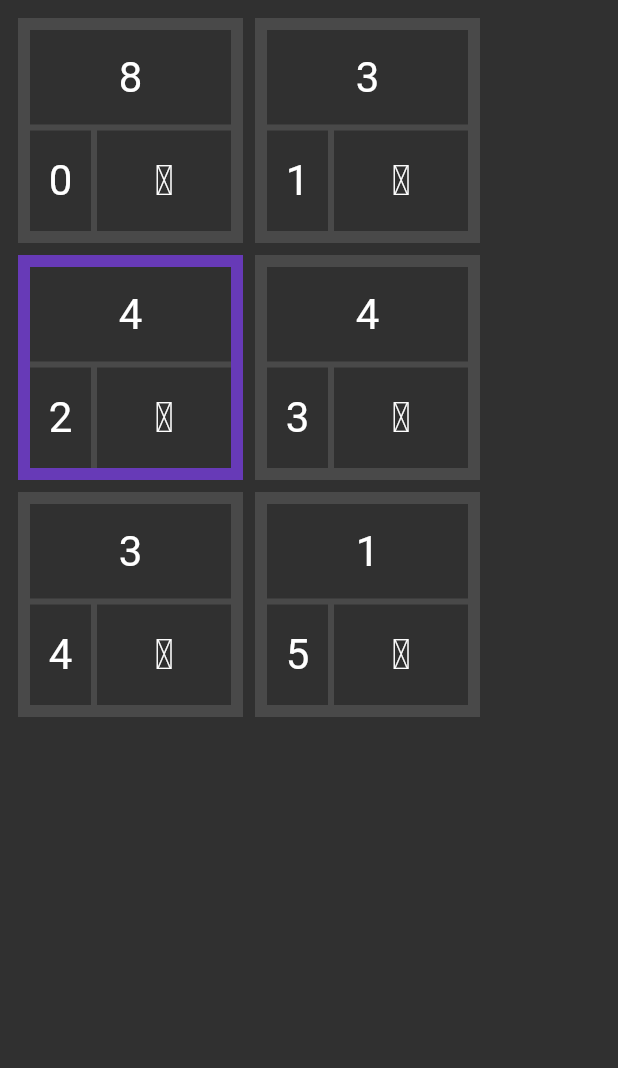
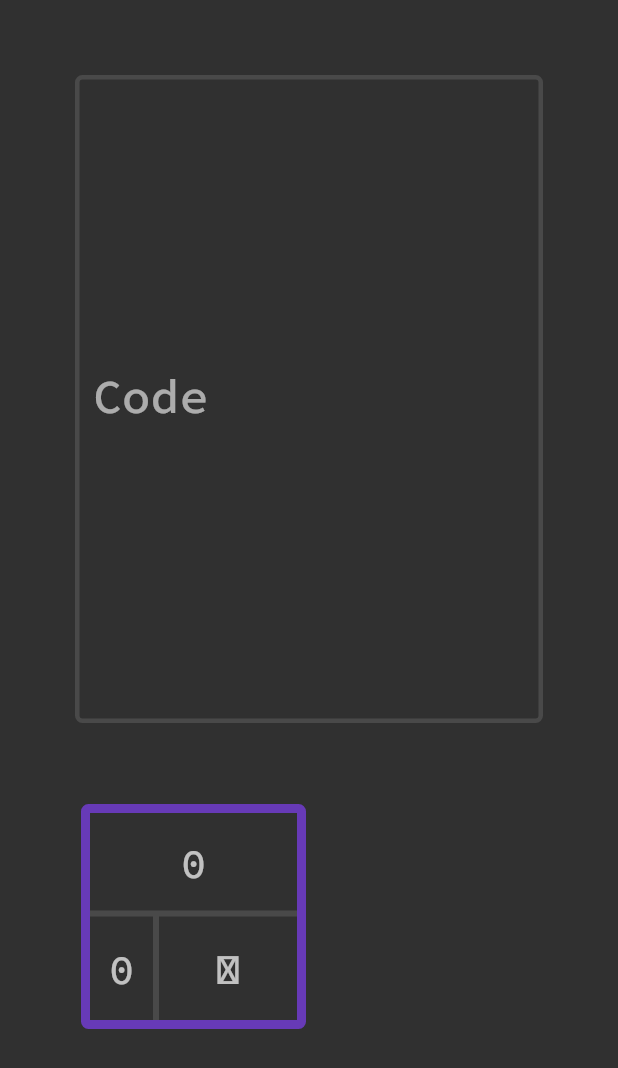
Before and after one commit to Berke-Ates/brainbug, a Flutter app: the screen it shows after launch, on a phone screen of 412 x 824 dp. Shown: the top 1068 px of the screen. Run offline on Flutter 3.47's test engine with Material 2 defaults, Android fonts, the light colour scheme and no system bars.

Commit message:
implemented basic integration

```diff
--- /dev/null
+++ b/lib/editor.dart
@@ -0,0 +1,72 @@
+import 'package:brainbug/interpreter.dart';
+import 'package:flutter/material.dart';
+
+class Editor extends StatelessWidget {
+  final Interpreter interpreter;
+  final EditorController controller;
+
+  const Editor(this.interpreter, {required this.controller});
+
+  @override
+  Widget build(BuildContext context) {
+    return TextField(
+      cursorColor: Theme.of(context).textTheme.bodyMedium!.color,
+      maxLines: null,
+      minLines: 10,
+      controller: controller,
+      onChanged: (String? s) {
+        if (s != null) {
+          interpreter.code = controller.text;
+          interpreter.reset();
+          interpreter.analyze();
+        }
+      },
+      decoration: InputDecoration(
+        isDense: true,
+        focusedBorder: OutlineInputBorder(
+          borderRadius: BorderRadius.circular(5),
+          borderSide: BorderSide(
+            color: Theme.of(context).dividerColor,
+            width: 3,
+          ),
+        ),
+        enabledBorder: OutlineInputBorder(
+          borderRadius: BorderRadius.circular(5),
+          borderSide: BorderSide(
+            color: Theme.of(context).dividerColor,
+            width: 3,
+          ),
+        ),
+        floatingLabelStyle: Theme.of(context).textTheme.labelMedium,
+        labelText: 'Code',
+      ),
+    );
+  }
+}
+
+class EditorController extends TextEditingController {
+  int mark = 0;
+
+  @override
+  TextSpan buildTextSpan({
+    required BuildContext context,
+    TextStyle? style,
+    required bool withComposing,
+  }) {
+    return TextSpan(
+      style: style,
+      children: mark < 0 || mark >= text.length
+          ? <TextSpan>[TextSpan(text: text)]
+          : <TextSpan>[
+              if (mark > 0) TextSpan(text: text.substring(0, mark)),
+              TextSpan(
+                text: text[mark],
+                style: style!.copyWith(
+                  backgroundColor: Theme.of(context).primaryColorDark,
+                ),
+              ),
+              TextSpan(text: text.substring(mark + 1)),
+            ],
+    );
+  }
+}
--- a/lib/interpreter.dart
+++ b/lib/interpreter.dart
@@ -1,6 +1,6 @@
 class Interpreter {
-  final String code;
-  final String input;
+  String code = '';
+  String input = '';
   String output = '';
 
   final Map<int, int> tape = <int, int>{0: 0};
@@ -11,7 +11,17 @@ class Interpreter {
 
   final Map<int, int> bracketLUT = <int, int>{};
 
-  Interpreter(this.code, this.input) {
+  /// Resets all pointers, the tape and LUT
+  void reset() {
+    cPtr = 0;
+    tPtr = 0;
+    iPtr = 0;
+    bracketLUT.clear();
+  }
+
+  /// Analyzes code for matching brackets and creates LUT
+  void analyze() {
+    bracketLUT.clear();
     final List<int> stack = <int>[];
 
     for (int i = 0; i < code.length; i++) {
@@ -30,6 +40,7 @@ class Interpreter {
     // TODO: Check if stack is empty
   }
 
+  /// Executes [size] steps of the code at current [cPtr]
   void step([int size = 1]) {
     if (isDone()) return;
 
@@ -58,10 +69,10 @@ class Interpreter {
           output += byte2Ascii(tape[tPtr]!);
           break;
         case '[':
-          if (tape[tPtr] == 0) cPtr = bracketLUT[cPtr]!;
+          if (tape[tPtr] == 0) cPtr = _findBracketMatch(cPtr);
           break;
         case ']':
-          if (tape[tPtr] != 0) cPtr = bracketLUT[cPtr]!;
+          if (tape[tPtr] != 0) cPtr = _findBracketMatch(cPtr);
           break;
         // Otherwise not instr
       }
@@ -72,6 +83,7 @@ class Interpreter {
 
   bool isDone() => cPtr >= code.length;
 
+  /// Expands the [tape] if [tPtr] is pointing to a larger memory location
   void _alloc() {
     for (int i = tape.length; i <= tPtr; i++) {
       tape[i] = 0;
@@ -87,11 +99,12 @@ class Interpreter {
   }
 
   // TODO: Implement tape wrapping
+  /// Checks [tape] for valid values and wraps if necessary
   void validateTape() {}
 
   // TODO: Implement Runtime bracket matcher
   int _findBracketMatch(int pos) {
-    int res = -1;
+    int res = bracketLUT[pos]!;
     return res;
   }
 }
--- a/lib/main.dart
+++ b/lib/main.dart
@@ -1,3 +1,4 @@
+import 'package:brainbug/editor.dart';
 import 'package:brainbug/interpreter.dart';
 import 'package:brainbug/tapeview.dart';
 import 'package:flutter/material.dart';
@@ -15,21 +16,18 @@
 
 class _BrainBugState extends State<BrainBug>
     with SingleTickerProviderStateMixin {
-  final Interpreter interpreter = Interpreter(
-    '++++++++[>++++[>++>+++>+++>+<<<<-]>+>+>->>+[<]<-]>>.>---.+++++++..+++.>>.<-.<.+++.------.--------.>>+.>++.',
-    '12341234',
-  );
-  int el = 0;
+  final Interpreter interpreter = Interpreter();
+  final EditorController ec = EditorController();
 
   @override
   void initState() {
     super.initState();
 
     createTicker((Duration elapsed) {
-      if (!interpreter.isDone()) {
+      if (elapsed.inMilliseconds % 100 == 0 && !interpreter.isDone()) {
         interpreter.step();
+        ec.mark = interpreter.cPtr;
         setState(() {});
-        print(interpreter.output);
       }
     }).start();
   }
@@ -40,16 +38,33 @@
       title: 'BrainBug',
       theme: ThemeData.dark().copyWith(
         primaryColor: Colors.deepPurple,
-        textTheme: Theme.of(context).textTheme.apply(
+        primaryColorDark: Colors.deepPurple[800],
+        textTheme: Theme.of(context)
+            .textTheme
+            .copyWith(
+              labelMedium: Theme.of(context)
+                  .textTheme
+                  .labelMedium!
+                  .copyWith(color: Colors.white70),
+            )
+            .apply(
               fontSizeFactor: 2,
-              bodyColor: Colors.white,
+              bodyColor: Colors.white70,
+              fontFamily: 'SourceCodePro',
             ),
       ),
       home: Scaffold(
-        body: Padding(
-          padding: const EdgeInsets.all(8.0),
-          child: SingleChildScrollView(
-            child: TapeView(interpreter),
+        body: SingleChildScrollView(
+          child: Padding(
+            padding: const EdgeInsets.all(50),
+            child: Column(
+              crossAxisAlignment: CrossAxisAlignment.start,
+              children: <Widget>[
+                Editor(interpreter, controller: ec),
+                const SizedBox(height: 50),
+                TapeView(interpreter),
+              ],
+            ),
           ),
         ),
       ),
--- a/lib/tapeview.dart
+++ b/lib/tapeview.dart
@@ -42,11 +42,12 @@ class MemoryCell extends StatelessWidget {
       margin: const EdgeInsets.all(4),
       height: 150,
       decoration: BoxDecoration(
+        borderRadius: BorderRadius.circular(5),
         border: Border.all(
           color: selected
               ? Theme.of(context).primaryColor
               : Theme.of(context).dividerColor,
-          width: 8,
+          width: 6,
         ),
       ),
       duration: const Duration(milliseconds: 50),
```
Also changed, not shown: pubspec.yaml (+4 -4 lines), assets/fonts/SourceCodePro-Medium.ttf (added).
